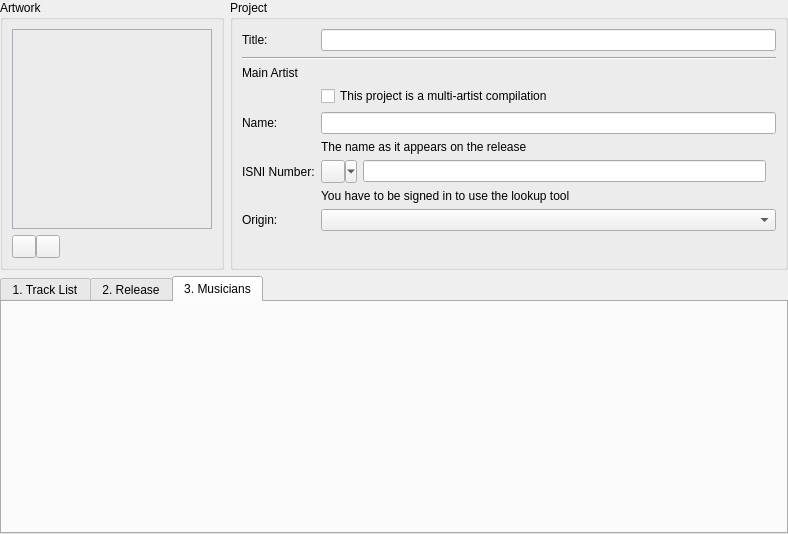
Before: the Qt Designer form resources/ui/project_page.ui in Iconoclasteinc/tgit, drawn with Qt 5.
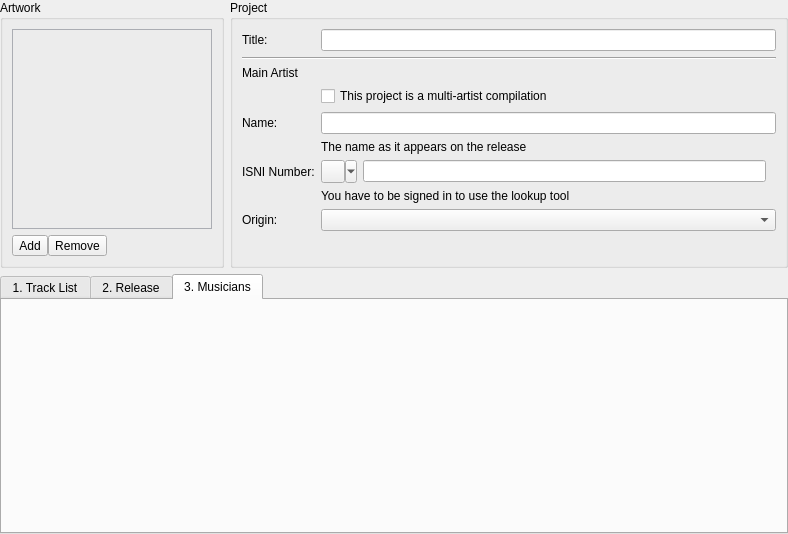
After: the same form once the commit is applied. The open tabs and pages were chosen to show the change. Icons and pictures are not drawn. Custom widgets are drawn as their Qt base class.

Commit message: Harmonize size of tool buttons on OS X

The edit to the form file:
```diff
--- a/resources/ui/project_page.ui
+++ b/resources/ui/project_page.ui
@@ -57,10 +57,13 @@
          </widget>
         </item>
         <item>
-         <layout class="QHBoxLayout" name="_picture_button_container" stretch="0,0,0">
+         <layout class="QHBoxLayout" name="_picture_button_container">
           <property name="spacing">
            <number>0</number>
           </property>
+          <property name="sizeConstraint">
+           <enum>QLayout::SetMinimumSize</enum>
+          </property>
           <item>
            <widget class="QToolButton" name="_select_picture_button">
             <property name="focusPolicy">
@@ -78,7 +81,7 @@
 </string>
             </property>
             <property name="text">
-             <string/>
+             <string>Add</string>
             </property>
             <property name="icon">
              <iconset>
@@ -106,7 +109,7 @@
 }</string>
             </property>
             <property name="text">
-             <string/>
+             <string>Remove</string>
             </property>
             <property name="icon">
              <iconset>
@@ -563,8 +566,8 @@
            <rect>
             <x>0</x>
             <y>0</y>
-            <width>100</width>
-            <height>30</height>
+            <width>782</width>
+            <height>202</height>
            </rect>
           </property>
           <property name="styleSheet">
```
Left out of the diff: 25 changed lines with no effect on the pictures. The commit also changes 2 other files.
